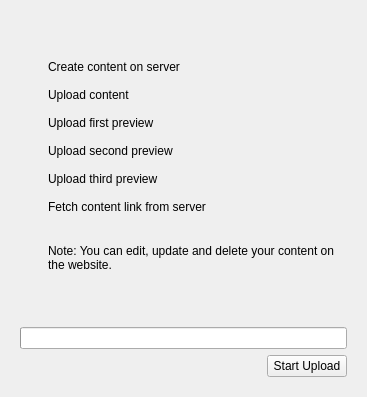
The window that knewstuff/knewstuff3/uploaddialog.ui (KDE/kdelibs) describes before a commit, drawn with Qt 5.
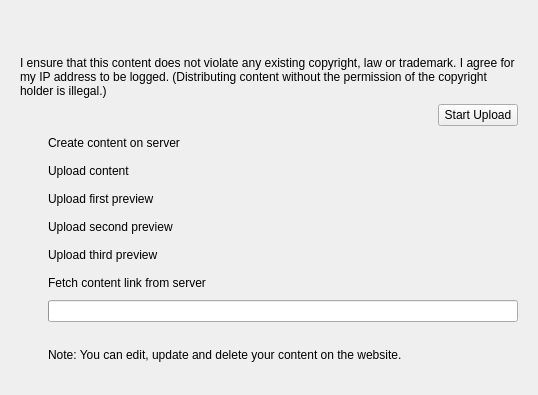
The same window after the commit. The open tabs and pages were chosen to show the change. Custom widgets are drawn as their Qt base class.

Commit message: make upload dialog look much much nicer and more usable by not having the checkbox removed and the copying hint on the last page clean up last page, move upload button up as discussed on linux tag, let's hope this makes Milian a bit more happy ;) CCMAIL: mail@milianw.de

The edit to the form file:
```diff
--- a/knewstuff/knewstuff3/uploaddialog.ui
+++ b/knewstuff/knewstuff3/uploaddialog.ui
@@ -6,8 +6,8 @@
    <rect>
     <x>0</x>
     <y>0</y>
-    <width>330</width>
-    <height>385</height>
+    <width>538</width>
+    <height>395</height>
    </rect>
   </property>
   <property name="windowTitle">
@@ -482,23 +482,6 @@
          </layout>
         </widget>
        </item>
-       <item>
-        <widget class="QLabel" name="label">
-         <property name="text">
-          <string>I ensure that this content does not violate any existing copyright, law or trademark. I agree for my IP address to be logged. (Distributing content without the permission of the copyright holder is illegal.)</string>
-         </property>
-         <property name="wordWrap">
-          <bool>true</bool>
-         </property>
-        </widget>
-       </item>
-       <item>
-        <widget class="QCheckBox" name="copyrightCheckBox">
-         <property name="text">
-          <string>I agree</string>
-         </property>
-        </widget>
-       </item>
        <item>
         <spacer name="verticalSpacer_3">
          <property name="orientation">
@@ -518,7 +501,7 @@
       <layout class="QVBoxLayout" name="verticalLayout_3">
        <item>
         <layout class="QGridLayout" name="gridLayout_4">
-         <item row="0" column="0">
+         <item row="2" column="0">
           <widget class="QLabel" name="createContentImageLabel">
            <property name="sizePolicy">
             <sizepolicy hsizetype="Minimum" vsizetype="Preferred">
@@ -537,7 +520,7 @@
            </property>
           </widget>
          </item>
-         <item row="1" column="0">
+         <item row="3" column="0">
           <widget class="QLabel" name="uploadContentImageLabel">
            <property name="sizePolicy">
             <sizepolicy hsizetype="Minimum" vsizetype="Preferred">
@@ -556,7 +539,7 @@
            </property>
           </widget>
          </item>
-         <item row="2" column="0">
+         <item row="4" column="0">
           <widget class="QLabel" name="uploadPreview1ImageLabel">
            <property name="sizePolicy">
             <sizepolicy hsizetype="Minimum" vsizetype="Preferred">
@@ -575,7 +558,7 @@
            </property>
           </widget>
          </item>
-         <item row="5" column="0">
+         <item row="7" column="0">
           <widget class="QLabel" name="fetchContentLinkImageLabel">
            <property name="sizePolicy">
             <sizepolicy hsizetype="Minimum" vsizetype="Preferred">
@@ -600,14 +583,14 @@
            </property>
           </widget>
          </item>
-         <item row="5" column="1">
+         <item row="7" column="1">
           <widget class="QLabel" name="contentWebsiteLinkLabel">
            <property name="text">
             <string>Fetch content link from server</string>
            </property>
           </widget>
          </item>
-         <item row="0" column="1">
+         <item row="2" column="1">
           <widget class="QLabel" name="creatingContentLabel">
            <property name="sizePolicy">
             <sizepolicy hsizetype="MinimumExpanding" vsizetype="Preferred">
@@ -620,7 +603,7 @@
            </property>
           </widget>
          </item>
-         <item row="1" column="1">
+         <item row="3" column="1">
           <widget class="QLabel" name="creatingContentLabel_2">
            <property name="sizePolicy">
             <sizepolicy hsizetype="MinimumExpanding" vsizetype="Preferred">
@@ -633,7 +616,7 @@
            </property>
           </widget>
          </item>
-         <item row="2" column="1">
+         <item row="4" column="1">
           <widget class="QLabel" name="uploadPreview1Label">
            <property name="sizePolicy">
             <sizepolicy hsizetype="MinimumExpanding" vsizetype="Preferred">
@@ -646,7 +629,7 @@
            </property>
           </widget>
          </item>
-         <item row="6" column="1">
+         <item row="9" column="1">
           <widget class="QLabel" name="contentWebsiteLink">
            <property name="text">
             <string/>
@@ -656,7 +639,7 @@
            </property>
           </widget>
          </item>
-         <item row="8" column="1">
+         <item row="11" column="1">
           <spacer name="verticalSpacer">
            <property name="orientation">
             <enum>Qt::Vertical</enum>
@@ -669,7 +652,7 @@
            </property>
           </spacer>
          </item>
-         <item row="7" column="1">
+         <item row="10" column="1">
           <widget class="QLabel" name="label_2">
            <property name="text">
             <string>Note: You can edit, update and delete your content on the website.</string>
@@ -679,7 +662,7 @@
            </property>
           </widget>
          </item>
-         <item row="3" column="1">
+         <item row="5" column="1">
           <widget class="QLabel" name="uploadPreview2Label">
            <property name="sizePolicy">
             <sizepolicy hsizetype="MinimumExpanding" vsizetype="Preferred">
@@ -692,7 +675,7 @@
            </property>
           </widget>
          </item>
-         <item row="4" column="1">
+         <item row="6" column="1">
           <widget class="QLabel" name="uploadPreview3Label">
            <property name="sizePolicy">
             <sizepolicy hsizetype="MinimumExpanding" vsizetype="Preferred">
@@ -705,7 +688,7 @@
            </property>
           </widget>
          </item>
-         <item row="3" column="0">
+         <item row="5" column="0">
           <widget class="QLabel" name="uploadPreview2ImageLabel">
            <property name="sizePolicy">
             <sizepolicy hsizetype="Minimum" vsizetype="Preferred">
@@ -724,7 +707,7 @@
            </property>
           </widget>
          </item>
-         <item row="4" column="0">
+         <item row="6" column="0">
           <widget class="QLabel" name="uploadPreview3ImageLabel">
            <property name="sizePolicy">
             <sizepolicy hsizetype="Minimum" vsizetype="Preferred">
@@ -743,19 +726,17 @@
            </property>
           </widget>
          </item>
-        </layout>
-       </item>
-       <item>
-        <widget class="QProgressBar" name="uploadProgressBar">
-         <property name="maximum">
-          <number>1</number>
-         </property>
-         <property name="value">
-          <number>-1</number>
+         <item row="0" column="0" colspan="2">
+          <widget class="QLabel" name="label">
+           <property name="text">
+            <string>I ensure that this content does not violate any existing copyright, law or trademark. I agree for my IP address to be logged. (Distributing content without the permission of the copyright holder is illegal.)</string>
+           </property>
+           <property name="wordWrap">
+            <bool>true</bool>
          </property>
         </widget>
        </item>
-       <item>
+         <item row="1" column="0" colspan="2">
         <layout class="QHBoxLayout" name="horizontalLayout_2">
          <item>
           <spacer name="horizontalSpacer">
@@ -779,6 +760,18 @@
          </item>
         </layout>
        </item>
+         <item row="8" column="1">
+          <widget class="QProgressBar" name="uploadProgressBar">
+           <property name="maximum">
+            <number>1</number>
+           </property>
+           <property name="value">
+            <number>-1</number>
+           </property>
+          </widget>
+         </item>
+        </layout>
+       </item>
       </layout>
      </widget>
     </widget>
```
Left out of the diff: 3 changed lines with no effect on the pictures. Lines whose indentation alone changed are shown as unchanged. The commit also changes 1 other file.
